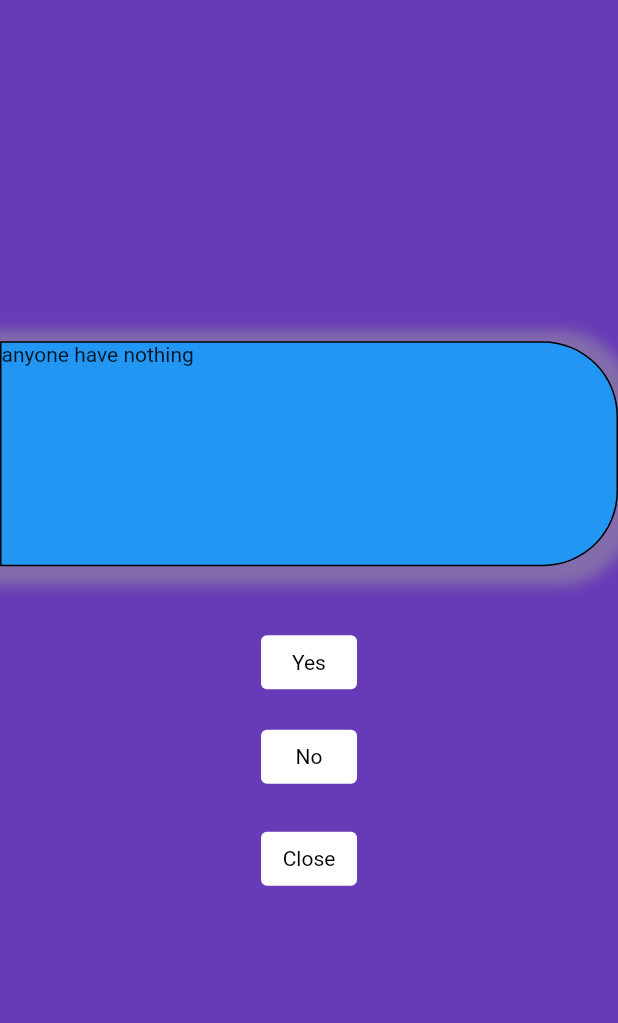
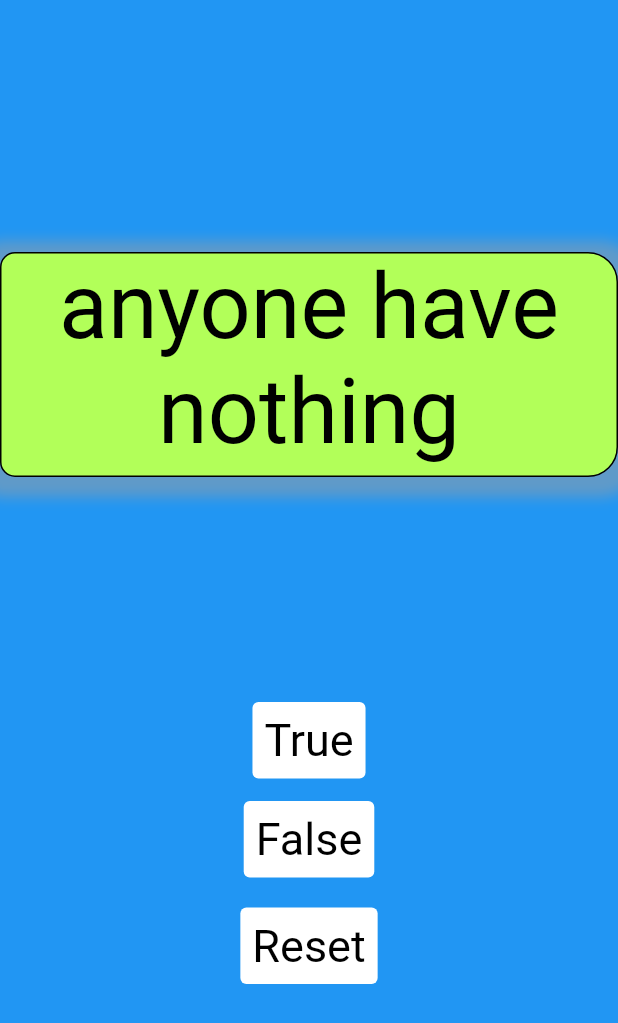
Before and after one commit to KiranCherote9745/quizapp_flutter, a Flutter app: the screen it shows after launch, on a phone screen of 412 x 824 dp. Shown: the top 1023 px of the screen. Run offline on Flutter 3.47's test engine with Material 2 defaults, Android fonts, the phone set to English and light mode, and no system bars; network calls fail.

Commit message:
intial commit

```diff
--- a/lib/questions.dart
+++ b/lib/questions.dart
@@ -23,18 +23,33 @@ class _QuestState extends State<Quest> {
     Quiz(quest: 'this is different', answer: false),
   ];
   int questno = 0;
-
+  String result='';
+  // increment funtion
   void nxtQuestion() {
     if (questno < questions.length) {                            // here questions is the list name
 
-      setState(() { questno = questno + 1;});
+      setState(() {
+        questno = questno + 1;
+      });
+
     }
+  }
+
+  // second function
+  void option(bool answer){
+    if(questions[questno].answer==answer) {
+      result = 'correct';
+    }
+      else{
+        result='false';
+      }
+    print(answer);
   }
 
   @override
   Widget build(BuildContext context) {
     return Scaffold(
-      backgroundColor: Colors.deepPurple,
+      backgroundColor: Colors.blue,
       body: Center(
         child: Column(
           mainAxisAlignment: MainAxisAlignment.center,
@@ -44,11 +59,16 @@ class _QuestState extends State<Quest> {
               height: 150,
               child: Text(
                 questions[questno].quest,
+                textAlign:TextAlign.center,
+                style: TextStyle(
+                  color: Colors.black,
+                  fontSize: 60,
+                ),
               ),
               decoration: BoxDecoration(
-                color: Colors.blue,
+                color: Colors.lightGreenAccent,
                 borderRadius:
-                    BorderRadius.horizontal(right: Radius.circular(50)),
+                    BorderRadius.horizontal(right: Radius.circular(20),left:Radius.circular(10)),
                 border: Border.all(),
                 boxShadow: [
                   BoxShadow(
@@ -60,36 +80,74 @@ class _QuestState extends State<Quest> {
                 ],
               ),
             ),
+
+            // line break
             SizedBox(
               height: 40,
             ),
+
+            // result container
+            Container(
+              // result is being called for printing
+              child: Text(result,
+
+                  style: TextStyle(
+                color: Colors.white,
+                fontSize: 60,
+              ),
+              ),
+
+            ),
+
+            SizedBox(
+              height: 40,
+            ),
+
             Container(
               child: TextButton(
                 child: Text(
-                  'Yes',
+                  'True',
                   style: TextStyle(
                     color: Colors.black,
+                    fontSize: 30,
                   ),
                 ),
-                onPressed: () => {nxtQuestion()},
+                onPressed: () {
+                  setState(() {
+                    nxtQuestion();
+                    option(true);
+                  });
+                },
                 style: TextButton.styleFrom(
                     primary: Colors.white,
                     backgroundColor: Colors.white,
                     textStyle: TextStyle(color: Colors.white)),
               ),
             ),
+
+
             SizedBox(
               height: 15,
             ),
+
+
             Container(
               child: TextButton(
                 child: Text(
-                  'No',
+                  'False',
                   style: TextStyle(
                     color: Colors.black,
+                    fontSize: 30,
                   ),
                 ),
-                onPressed: () => {nxtQuestion()},
+
+                onPressed: () {
+                  setState(() {
+                    nxtQuestion();
+                    option(false);
+                  });
+                },
+
                 style: TextButton.styleFrom(
                     primary: Colors.white,
                     backgroundColor: Colors.white,
@@ -99,12 +157,15 @@ class _QuestState extends State<Quest> {
             SizedBox(
               height: 20,
             ),
+
+
             Container(
               child: TextButton(
                 child: Text(
-                  'Close',
+                  'Reset',
                   style: TextStyle(
                     color: Colors.black,
+                    fontSize: 30,
                   ),
                 ),
                 onPressed: null,
--- a/lib/splash.dart
+++ b/lib/splash.dart
@@ -17,7 +17,7 @@ class _SplashState extends State<Splash> {
   void initState() {
     // TODO: implement initState
     super.initState();
-    Timer(Duration(seconds:1), ()  {
+    Timer(Duration(seconds:2), ()  {
       Navigator.push(context, MaterialPageRoute(builder: (context) =>Quest() ));
     });
 
@@ -26,7 +26,7 @@ class _SplashState extends State<Splash> {
   @override
   Widget build(BuildContext context) {
     return Scaffold(
-      backgroundColor: Colors.blue,
+      backgroundColor: Colors.lightGreenAccent,
       appBar: AppBar(
         backgroundColor: Colors.deepPurple,
         title: Text('Quiz App'),
```
